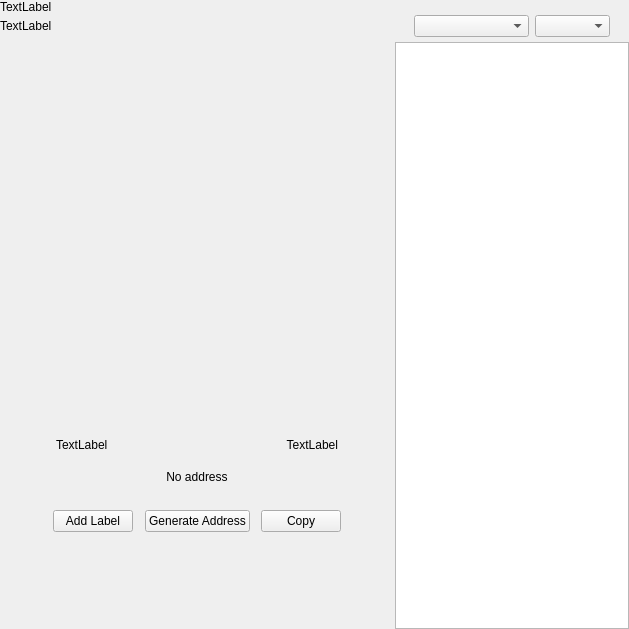
First picture: the form in src/qt/bcz/forms/receivewidget.ui, repository SpecialCoins/bitcoincz, before the edit.
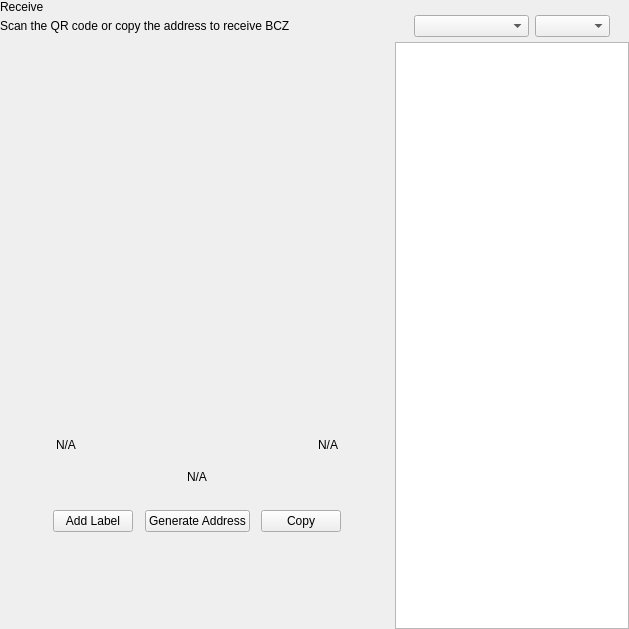
Second picture: the form after the edit. Custom widgets are drawn as their Qt base class.

Diff of the .ui file:
```diff
--- a/src/qt/bcz/forms/receivewidget.ui
+++ b/src/qt/bcz/forms/receivewidget.ui
@@ -71,14 +71,14 @@
             <item>
              <widget class="QLabel" name="labelTitle">
               <property name="text">
-               <string>TextLabel</string>
+               <string>Receive</string>
               </property>
              </widget>
             </item>
             <item alignment="Qt::AlignTop">
              <widget class="QLabel" name="labelSubtitle1">
               <property name="text">
-               <string>TextLabel</string>
+               <string>Scan the QR code or copy the address to receive BCZ</string>
               </property>
              </widget>
             </item>
@@ -190,7 +190,7 @@
               <item>
                <widget class="QLabel" name="labelLabel">
                 <property name="text">
-                 <string>TextLabel</string>
+                 <string notr="true">N/A</string>
                 </property>
                </widget>
               </item>
@@ -210,7 +210,7 @@
               <item>
                <widget class="QLabel" name="labelDate">
                 <property name="text">
-                 <string>TextLabel</string>
+                 <string notr="true">N/A</string>
                 </property>
                 <property name="alignment">
                  <set>Qt::AlignRight|Qt::AlignTrailing|Qt::AlignVCenter</set>
@@ -235,7 +235,7 @@
               </size>
              </property>
              <property name="text">
-              <string>No address</string>
+              <string notr="true">N/A</string>
              </property>
              <property name="alignment">
               <set>Qt::AlignCenter</set>
```
